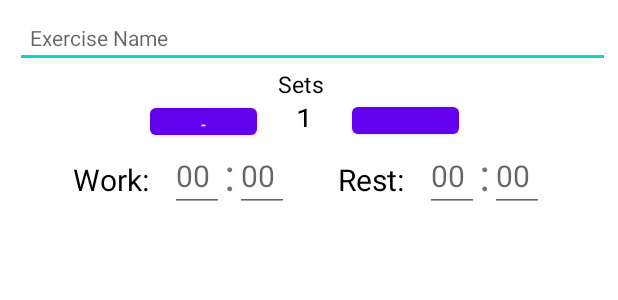
After one commit to dparaiso/TimerApp, an Android app: the layout add_exercise.xml on its own in the app's theme, with its tools: preview values and no code run, on a phone screen of 412 x 824 dp. The commit adds this screen. Shown: the top 300 px of the screen. Run offline under Robolectric (Android 15) with nearby library versions, the phone set to English and light mode, and no system bars.

Commit message:
exercise UI

```diff
--- a/app/src/main/res/layout/activity_add.xml
+++ b/app/src/main/res/layout/activity_add.xml
@@ -1,9 +1,49 @@
 <?xml version="1.0" encoding="utf-8"?>
-<androidx.constraintlayout.widget.ConstraintLayout xmlns:android="http://schemas.android.com/apk/res/android"
-    xmlns:app="http://schemas.android.com/apk/res-auto"
+<LinearLayout
+    xmlns:android="http://schemas.android.com/apk/res/android"
     xmlns:tools="http://schemas.android.com/tools"
     android:layout_width="match_parent"
     android:layout_height="match_parent"
+    android:orientation="vertical"
     tools:context=".AddActivity">
 
-</androidx.constraintlayout.widget.ConstraintLayout>
+    <TextView
+        android:layout_width="wrap_content"
+        android:layout_height="wrap_content"
+        android:text="Add Preset"
+        android:textSize="15sp"
+        android:layout_margin="15dp"
+        android:textColor="@color/black"/>
+
+    <LinearLayout
+        android:id="@+id/layout_list"
+        android:layout_width="match_parent"
+        android:layout_height="wrap_content"
+        android:orientation="vertical"/>
+
+    <Button
+        android:id="@+id/button_add"
+        android:layout_width="wrap_content"
+        android:layout_height="40dp"
+        android:text="Add"
+        android:layout_marginTop="10dp"
+        android:layout_marginLeft="15dp"
+        android:textColor="@color/white"
+        android:textAllCaps="false"
+        android:paddingLeft="10dp"
+        android:paddingRight="10dp"/>
+
+    <Button
+        android:id="@+id/button_submit_list"
+        android:layout_width="match_parent"
+        android:layout_height="40dp"
+        android:text="Submit List"
+        android:layout_marginTop="10dp"
+        android:layout_marginLeft="15dp"
+        android:layout_marginRight="15dp"
+        android:textColor="@color/white"
+        android:textAllCaps="false"
+        android:paddingLeft="10dp"
+        android:paddingRight="10dp" />
+
+</LinearLayout>
--- /dev/null
+++ b/app/src/main/res/layout/add_exercise.xml
@@ -0,0 +1,173 @@
+<?xml version="1.0" encoding="utf-8"?>
+<LinearLayout xmlns:android="http://schemas.android.com/apk/res/android"
+    xmlns:tools="http://schemas.android.com/tools"
+    android:layout_width="match_parent"
+    android:layout_height="wrap_content"
+    android:orientation="vertical"
+    android:paddingTop="5dp"
+    android:paddingBottom="5dp">
+
+    <EditText
+        android:layout_width="match_parent"
+        android:layout_height="0dp"
+        android:id="@+id/edit_exercise_name"
+        android:layout_marginStart="10dp"
+        android:layout_marginEnd="5dp"
+        android:layout_weight="1"
+        android:hint="Exercise Name"
+        android:textSize="14sp"
+        android:paddingLeft="10dp"/>
+
+    <TextView
+        android:id="@+id/text_sets"
+        android:layout_width="103dp"
+        android:layout_height="20dp"
+        android:layout_centerHorizontal="true"
+        android:layout_centerVertical="true"
+        android:layout_gravity="center"
+        android:gravity="center"
+        android:paddingRight="10sp"
+        android:text="@string/sets"
+        android:textColor="@android:color/black"
+        android:textSize="15sp"
+        tools:layout_editor_absoluteX="500dp"
+        tools:layout_editor_absoluteY="504dp" />
+
+    <LinearLayout
+        android:layout_width="wrap_content"
+        android:layout_height="wrap_content"
+        android:orientation="horizontal"
+        android:paddingRight="10dp"
+        android:paddingLeft="100dp">
+
+        <Button
+            android:id="@+id/minus"
+            android:layout_width="71dp"
+            android:layout_height="30dp"
+            android:text="@string/minus"
+            android:textSize="10dp"
+            android:textAlignment="center"
+            android:gravity="center"
+            tools:layout_editor_absoluteX="89dp"
+            tools:layout_editor_absoluteY="60dp" />
+
+        <TextView
+            android:id="@+id/text_numSets"
+            android:layout_width="63dp"
+            android:layout_height="19dp"
+            android:layout_centerHorizontal="true"
+            android:layout_centerVertical="true"
+            android:gravity="center"
+            android:text="1"
+            android:textColor="@android:color/black"
+            android:textSize="20sp"
+            tools:layout_editor_absoluteX="178dp"
+            tools:layout_editor_absoluteY="107dp" />
+
+
+        <Button
+            android:id="@+id/plus"
+            android:layout_width="71dp"
+            android:layout_height="30dp"
+            android:layout_gravity="left"
+            android:textSize="10dp"
+            android:textAlignment="center"
+            android:gravity="center"
+            android:paddingLeft="100dp"
+            android:text="+"
+            tools:layout_editor_absoluteX="3009dp"
+            tools:layout_editor_absoluteY="60dp" />
+    </LinearLayout>
+
+    <LinearLayout
+        android:layout_width="wrap_content"
+        android:layout_height="wrap_content"
+        android:layout_gravity="center">
+
+        <TextView
+            android:layout_width="match_parent"
+            android:layout_height="wrap_content"
+            android:text="Work:   "
+            android:textSize="20dp"
+            android:textColor="@color/black"/>
+
+        <EditText
+            android:id="@+id/work_minutes"
+            android:layout_width="36dp"
+            android:layout_height="45dp"
+            android:ems="10"
+            android:hint="00"
+            android:inputType="number"
+            android:maxLength="2"
+            android:textSize="20sp"
+            tools:layout_editor_absoluteX="225dp"
+            tools:layout_editor_absoluteY="233dp" />
+
+        <TextView
+            android:id="@+id/textView1"
+            android:layout_width="wrap_content"
+            android:layout_height="match_parent"
+            android:text=":"
+            android:textSize="30sp"
+            tools:layout_editor_absoluteX="200dp"
+            tools:layout_editor_absoluteY="217dp" />
+
+        <EditText
+            android:id="@+id/work_seconds"
+            android:layout_width="36dp"
+            android:layout_height="45dp"
+            android:ems="10"
+            android:hint="00"
+            android:inputType="number"
+            android:maxLength="2"
+            android:textSize="20sp"
+            tools:layout_editor_absoluteX="303dp"
+            tools:layout_editor_absoluteY="196dp" />
+
+        <TextView
+            android:layout_width="match_parent"
+            android:layout_height="wrap_content"
+            android:text="       Rest:   "
+            android:textSize="20dp"
+            android:textColor="@color/black"/>
+
+        <EditText
+            android:id="@+id/rest_minutes"
+            android:layout_width="36dp"
+            android:layout_height="45dp"
+            android:ems="10"
+            android:hint="00"
+            android:inputType="number"
+            android:maxLength="2"
+            android:textSize="20sp"
+            tools:layout_editor_absoluteX="225dp"
+            tools:layout_editor_absoluteY="233dp" />
+
+        <TextView
+            android:id="@+id/textView5"
+            android:layout_width="wrap_content"
+            android:layout_height="match_parent"
+            android:text=":"
+            android:textSize="30sp"
+            tools:layout_editor_absoluteX="200dp"
+            tools:layout_editor_absoluteY="217dp" />
+
+        <EditText
+            android:id="@+id/rest_seconds"
+            android:layout_width="36dp"
+            android:layout_height="45dp"
+            android:ems="10"
+            android:hint="00"
+            android:inputType="number"
+            android:maxLength="2"
+            android:textSize="20sp"
+            tools:layout_editor_absoluteX="303dp"
+            tools:layout_editor_absoluteY="196dp" />
+
+    </LinearLayout>
+
+
+
+
+
+</LinearLayout>
```
